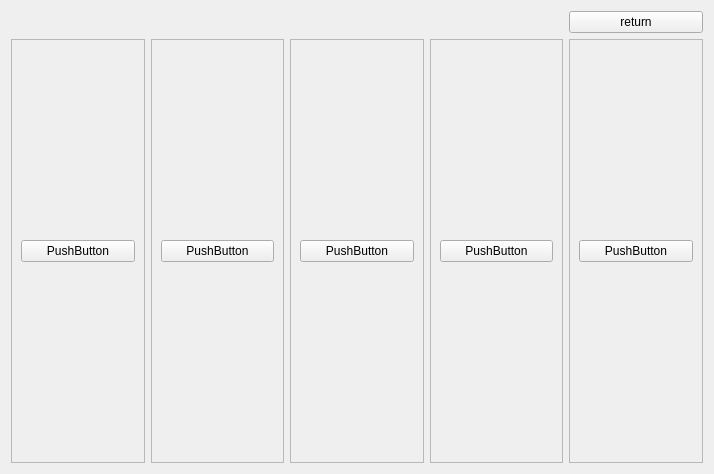
First picture: the form in cselect/teacherselect.ui, repository Silishark/Dnd-in-terminal, before the edit.
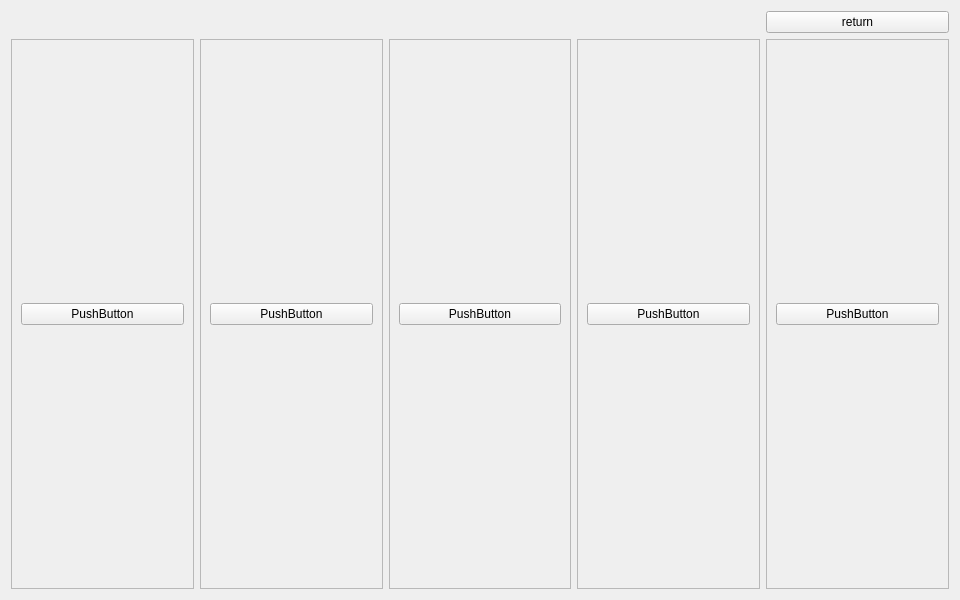
Second picture: the form after the edit.

Commit message: resize the windows

```diff
--- a/cselect/teacherselect.ui
+++ b/cselect/teacherselect.ui
@@ -6,10 +6,16 @@
    <rect>
     <x>0</x>
     <y>0</y>
-    <width>714</width>
-    <height>474</height>
+    <width>960</width>
+    <height>600</height>
    </rect>
   </property>
+  <property name="minimumSize">
+   <size>
+    <width>960</width>
+    <height>600</height>
+   </size>
+  </property>
   <property name="windowTitle">
    <string>Form</string>
   </property>
```
The commit also changes 6 other files.
